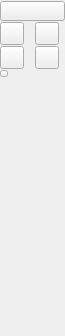
Old version of the form src/ui/forms/qg_cadtoolbararcs.ui in the repository LibreCAD/LibreCAD.
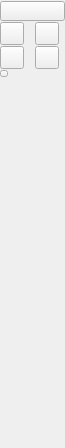
New version of the form. Icons and pictures are not drawn.

Diff of the .ui file:
```diff
--- a/src/ui/forms/qg_cadtoolbararcs.ui
+++ b/src/ui/forms/qg_cadtoolbararcs.ui
@@ -7,7 +7,7 @@
     <x>0</x>
     <y>0</y>
     <width>65</width>
-    <height>336</height>
+    <height>448</height>
    </rect>
   </property>
   <property name="sizePolicy">
@@ -19,7 +19,7 @@
   <property name="minimumSize">
    <size>
     <width>65</width>
-    <height>336</height>
+    <height>448</height>
    </size>
   </property>
   <property name="windowTitle">
```
